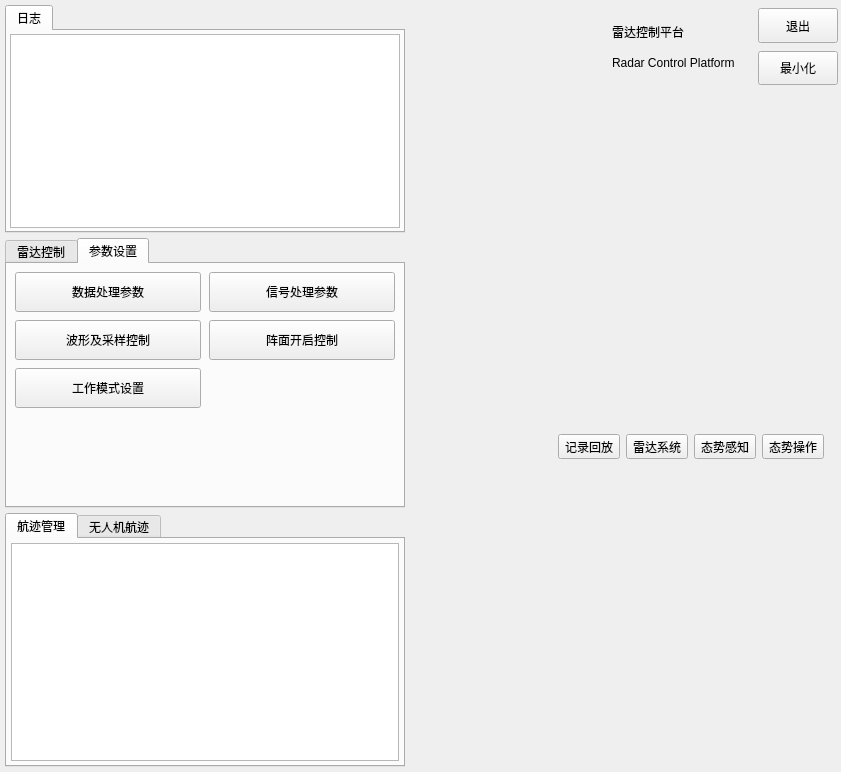
Before: the Qt Designer form mainPanel/mainoverlayout.ui in DanielWuxiaoxiao/DispCtrl, drawn with Qt 5.
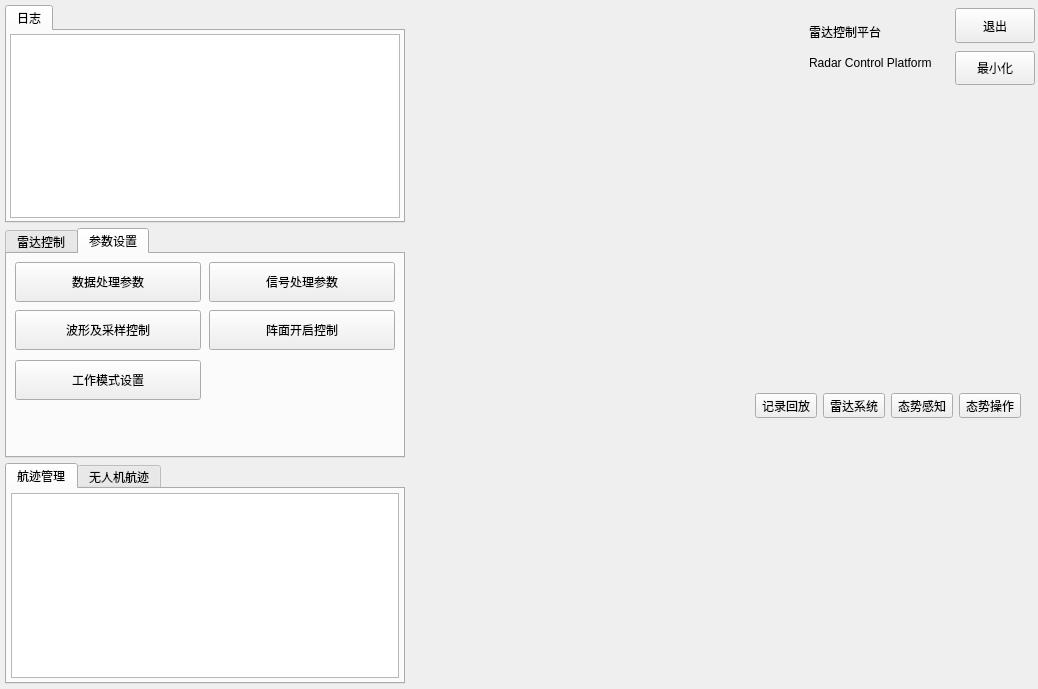
After: the same form once the commit is applied. The open tabs and pages were chosen to show the change. Icons and pictures are not drawn.

Diff of the .ui file:
```diff
--- a/mainPanel/mainoverlayout.ui
+++ b/mainPanel/mainoverlayout.ui
@@ -6,8 +6,8 @@
    <rect>
     <x>0</x>
     <y>0</y>
-    <width>841</width>
-    <height>772</height>
+    <width>1038</width>
+    <height>689</height>
    </rect>
   </property>
   <property name="windowTitle">
@@ -116,13 +116,12 @@
            </item>
           </layout>
          </widget>
-
         </widget>
        </item>
        <item>
         <widget class="QTabWidget" name="setTab">
          <property name="sizePolicy">
-          <sizepolicy hsizetype="Preferred" vsizetype="Expanding">
+          <sizepolicy hsizetype="Preferred" vsizetype="Preferred">
            <horstretch>0</horstretch>
            <verstretch>0</verstretch>
           </sizepolicy>
@@ -133,6 +132,12 @@
            <height>0</height>
           </size>
          </property>
+         <property name="maximumSize">
+          <size>
+           <width>16777215</width>
+           <height>600</height>
+          </size>
+         </property>
          <property name="tabShape">
           <enum>QTabWidget::Rounded</enum>
          </property>
@@ -307,19 +312,6 @@
              </item>
             </layout>
            </item>
-           <item>
-            <spacer name="radarControlSpacer">
-             <property name="orientation">
-              <enum>Qt::Vertical</enum>
-             </property>
-             <property name="sizeHint" stdset="0">
-              <size>
-               <width>20</width>
-               <height>40</height>
-              </size>
-             </property>
-            </spacer>
-           </item>
           </layout>
          </widget>
          <widget class="QWidget" name="tab">
@@ -351,8 +343,8 @@
              <property name="spacing">
               <number>8</number>
              </property>
-             <item row="0" column="0">
-              <widget class="QPushButton" name="btnDataProcess">
+             <item row="2" column="0">
+              <widget class="QPushButton" name="btnScanRange">
                <property name="minimumSize">
                 <size>
                  <width>0</width>
@@ -363,23 +355,7 @@
                 <cursorShape>PointingHandCursor</cursorShape>
                </property>
                <property name="text">
-                <string>数据处理参数</string>
-               </property>
-              </widget>
-             </item>
-             <item row="0" column="1">
-              <widget class="QPushButton" name="btnSignalProcess">
-               <property name="minimumSize">
-                <size>
-                 <width>0</width>
-                 <height>40</height>
-                </size>
-               </property>
-               <property name="cursor">
-                <cursorShape>PointingHandCursor</cursorShape>
-               </property>
-               <property name="text">
-                <string>信号处理参数</string>
+                <string>工作模式设置</string>
                </property>
               </widget>
              </item>
@@ -399,6 +375,35 @@
                </property>
               </widget>
              </item>
+             <item row="3" column="0">
+              <spacer name="verticalSpacer">
+               <property name="orientation">
+                <enum>Qt::Vertical</enum>
+               </property>
+               <property name="sizeHint" stdset="0">
+                <size>
+                 <width>20</width>
+                 <height>40</height>
+                </size>
+               </property>
+              </spacer>
+             </item>
+             <item row="0" column="1">
+              <widget class="QPushButton" name="btnSignalProcess">
+               <property name="minimumSize">
+                <size>
+                 <width>0</width>
+                 <height>40</height>
+                </size>
+               </property>
+               <property name="cursor">
+                <cursorShape>PointingHandCursor</cursorShape>
+               </property>
+               <property name="text">
+                <string>信号处理参数</string>
+               </property>
+              </widget>
+             </item>
              <item row="1" column="1">
               <widget class="QPushButton" name="btnBatteryControl">
                <property name="minimumSize">
@@ -415,8 +420,8 @@
                </property>
               </widget>
              </item>
-             <item row="2" column="0">
-              <widget class="QPushButton" name="btnScanRange">
+             <item row="0" column="0">
+              <widget class="QPushButton" name="btnDataProcess">
                <property name="minimumSize">
                 <size>
                  <width>0</width>
@@ -427,25 +432,38 @@
                 <cursorShape>PointingHandCursor</cursorShape>
                </property>
                <property name="text">
-                <string>工作模式设置</string>
+                <string>数据处理参数</string>
                </property>
               </widget>
              </item>
+             <item row="3" column="1">
+              <spacer name="verticalSpacer_2">
+               <property name="orientation">
+                <enum>Qt::Vertical</enum>
+               </property>
+               <property name="sizeHint" stdset="0">
+                <size>
+                 <width>20</width>
+                 <height>40</height>
+                </size>
+               </property>
+              </spacer>
+             </item>
+             <item row="2" column="1">
+              <spacer name="verticalSpacer_3">
+               <property name="orientation">
+                <enum>Qt::Vertical</enum>
+               </property>
+               <property name="sizeHint" stdset="0">
+                <size>
+                 <width>20</width>
+                 <height>40</height>
+                </size>
+               </property>
+              </spacer>
+             </item>
             </layout>
            </item>
-           <item>
-            <spacer name="paramSettingsSpacer">
-             <property name="orientation">
-              <enum>Qt::Vertical</enum>
-             </property>
-             <property name="sizeHint" stdset="0">
-              <size>
-               <width>20</width>
-               <height>40</height>
-              </size>
-             </property>
-            </spacer>
-           </item>
           </layout>
          </widget>
         </widget>
```
Left out of the diff: 1 changed line with no effect on the pictures.
